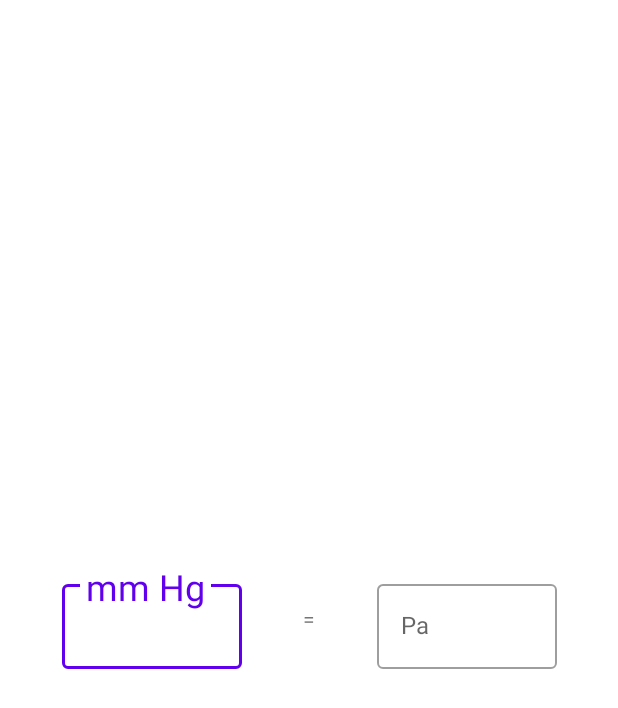
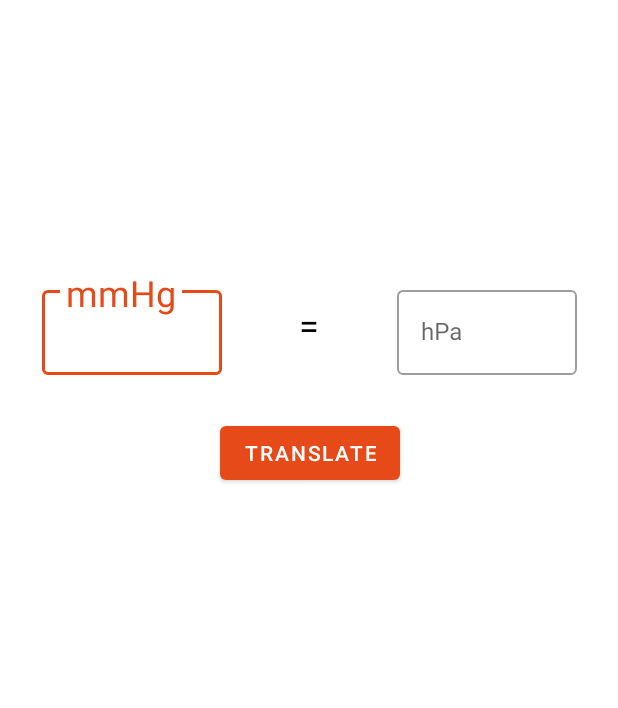
Before and after one commit to PopovGitProjects/UnitConverter, an Android app: the layout activity_main.xml on its own in the app's theme, with its tools: preview values and no code run, on a phone screen of 412 x 824 dp. Shown: the top 708 px of the screen. Run offline under Robolectric (Android 15) with nearby library versions, the phone set to English and light mode, and no system bars.

Commit message:
Конечный вариант приложения, осталось добавить иконки.

```diff
--- /dev/null
+++ b/app/src/main/java/com/popov/unitconverter/constants/Constants.kt
@@ -0,0 +1,6 @@
+package com.popov.unitconverter.constants
+
+object Constants {
+    const val MMHG_CONST = 0.133322
+    const val PA_CONST = 7.500616
+}
--- a/app/src/main/res/layout/activity_main.xml
+++ b/app/src/main/res/layout/activity_main.xml
@@ -6,17 +6,30 @@
     android:layout_height="match_parent"
     tools:context=".MainActivity">
 
+    <Button
+        android:id="@+id/translateButton"
+        android:layout_width="wrap_content"
+        android:layout_height="wrap_content"
+        android:layout_marginTop="45dp"
+        android:text="@string/translate_button"
+        app:layout_constraintEnd_toEndOf="@+id/textEquals"
+        app:layout_constraintHorizontal_bias="0.495"
+        app:layout_constraintStart_toStartOf="@+id/textEquals"
+        app:layout_constraintTop_toBottomOf="@+id/textEquals"
+        tools:ignore="TextContrastCheck" />
+
     <com.google.android.material.textfield.TextInputLayout
         android:id="@+id/textInputLayoutLeft"
         style="@style/Widget.MaterialComponents.TextInputLayout.OutlinedBox"
         android:layout_width="wrap_content"
         android:layout_height="wrap_content"
+        android:layout_marginEnd="24dp"
         app:endIconMode="clear_text"
         app:hintTextAppearance="@style/TextHint"
-        app:layout_constraintBottom_toBottomOf="parent"
+        app:layout_constraintBottom_toBottomOf="@+id/textEquals"
         app:layout_constraintEnd_toStartOf="@+id/textEquals"
         app:layout_constraintStart_toStartOf="parent"
-        app:layout_constraintTop_toTopOf="parent">
+        app:layout_constraintTop_toTopOf="@+id/textEquals">
 
         <com.google.android.material.textfield.TextInputEditText
             android:id="@+id/editTextLeft"
@@ -25,30 +38,33 @@
             android:hint="@string/mm_hg"
             android:inputType="numberDecimal"
             android:minWidth="120dp"
-            tools:ignore="TextContrastCheck" />
+            tools:ignore="TextContrastCheck,TouchTargetSizeCheck" />
     </com.google.android.material.textfield.TextInputLayout>
 
     <TextView
         android:id="@+id/textEquals"
         android:layout_width="wrap_content"
         android:layout_height="wrap_content"
+        android:layout_marginTop="200dp"
         android:text="@string/equals"
-        app:layout_constraintBottom_toBottomOf="parent"
+        android:textSize="24sp"
+        android:textColor="@color/black"
         app:layout_constraintEnd_toEndOf="parent"
         app:layout_constraintStart_toStartOf="parent"
         app:layout_constraintTop_toTopOf="parent" />
 
     <com.google.android.material.textfield.TextInputLayout
         android:id="@+id/textInputLayoutRight"
-        app:endIconMode="clear_text"
+        style="@style/Widget.MaterialComponents.TextInputLayout.OutlinedBox"
         android:layout_width="wrap_content"
         android:layout_height="wrap_content"
-        style="@style/Widget.MaterialComponents.TextInputLayout.OutlinedBox"
+        android:layout_marginStart="24dp"
+        app:endIconMode="clear_text"
         app:hintTextAppearance="@style/TextHint"
-        app:layout_constraintBottom_toBottomOf="parent"
+        app:layout_constraintBottom_toBottomOf="@+id/textEquals"
         app:layout_constraintEnd_toEndOf="parent"
         app:layout_constraintStart_toEndOf="@+id/textEquals"
-        app:layout_constraintTop_toTopOf="parent">
+        app:layout_constraintTop_toTopOf="@+id/textEquals">
 
         <com.google.android.material.textfield.TextInputEditText
             android:id="@+id/editTextRight"
@@ -57,27 +73,7 @@
             android:hint="@string/pa"
             android:inputType="numberDecimal"
             android:minWidth="120dp"
-            tools:ignore="TextContrastCheck" />
+            tools:ignore="TextContrastCheck,TouchTargetSizeCheck" />
     </com.google.android.material.textfield.TextInputLayout>
 
-<!--    <TextView-->
-<!--        android:id="@+id/textLeft"-->
-<!--        android:text="@string/_0"-->
-<!--        android:layout_width="wrap_content"-->
-<!--        android:layout_height="wrap_content"-->
-<!--        android:layout_marginTop="20dp"-->
-<!--        app:layout_constraintEnd_toStartOf="@+id/textEquals"-->
-<!--        app:layout_constraintStart_toStartOf="parent"-->
-<!--        app:layout_constraintTop_toBottomOf="@+id/textInputLayoutLeft" />-->
-
-<!--    <TextView-->
-<!--        android:id="@+id/textRight"-->
-<!--        android:text="@string/_0"-->
-<!--        android:layout_width="wrap_content"-->
-<!--        android:layout_height="wrap_content"-->
-<!--        android:layout_marginTop="20dp"-->
-<!--        app:layout_constraintEnd_toEndOf="parent"-->
-<!--        app:layout_constraintStart_toStartOf="@+id/textEquals"-->
-<!--        app:layout_constraintTop_toBottomOf="@+id/textInputLayoutRight" />-->
-
 </androidx.constraintlayout.widget.ConstraintLayout>
--- a/app/src/main/res/values/colors.xml
+++ b/app/src/main/res/values/colors.xml
@@ -7,4 +7,5 @@
     <color name="teal_700">#FF018786</color>
     <color name="black">#FF000000</color>
     <color name="white">#FFFFFFFF</color>
+    <color name="orange">#E64A19</color>
 </resources>
--- a/app/src/main/res/values/strings.xml
+++ b/app/src/main/res/values/strings.xml
@@ -1,7 +1,7 @@
 <resources>
     <string name="app_name">Unit Converter</string>
     <string name="equals">=</string>
-    <string name="mm_hg">mm Hg</string>
-    <string name="pa">Pa</string>
-    <string name="_0">0</string>
+    <string name="mm_hg">mmHg</string>
+    <string name="pa">hPa</string>
+    <string name="translate_button">Translate</string>
 </resources>
--- a/app/src/main/res/values/themes.xml
+++ b/app/src/main/res/values/themes.xml
@@ -1,8 +1,8 @@
 <resources xmlns:tools="http://schemas.android.com/tools">
     <!-- Base application theme. -->
-    <style name="Theme.UnitConverter" parent="Theme.MaterialComponents.Light">
+    <style name="Theme.UnitConverter" parent="Theme.MaterialComponents.Light.NoActionBar">
 <!--         Primary brand color.-->
-        <item name="colorPrimary">@color/purple_500</item>
+        <item name="colorPrimary">@color/orange</item>
         <item name="colorPrimaryVariant">@color/purple_700</item>
         <item name="colorOnPrimary">@color/white</item>
         <!-- Secondary brand color. -->
@@ -10,7 +10,7 @@
         <item name="colorSecondaryVariant">@color/teal_700</item>
         <item name="colorOnSecondary">@color/black</item>
         <!-- Status bar color. -->
-        <item name="android:statusBarColor" tools:targetApi="l">?attr/colorPrimaryVariant</item>
+        <item name="android:statusBarColor" tools:targetApi="l">?attr/colorPrimary</item>
         <!-- Customize your theme here. -->
 <!--        <item name="android:windowFullscreen">true</item>-->
     </style>
```
Also changed, not shown: app/src/main/java/com/popov/unitconverter/MainActivity.kt (+20 -13 lines).
